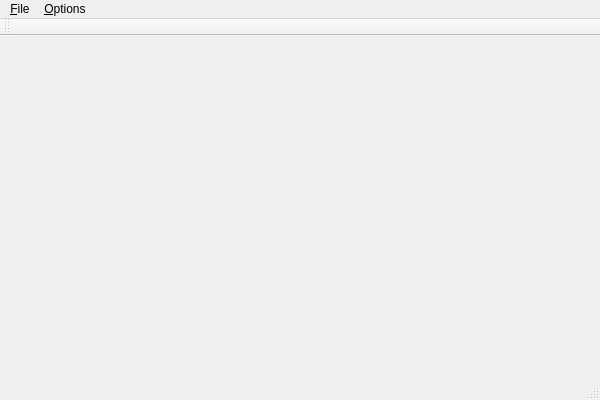
martin-kudlicka/vocabulary-master, file mainwindow.ui: the form before one commit.
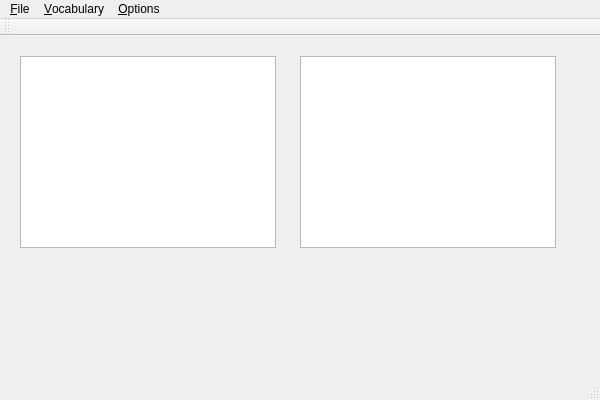
The form after the commit.

Commit message: + set horizontal or vertical layout + open or create new vocabulary + settings for always on top, remember last position and words frequency options

```diff
--- a/mainwindow.ui
+++ b/mainwindow.ui
@@ -13,7 +13,28 @@
   <property name="windowTitle">
    <string>Vocabulary Master</string>
   </property>
-  <widget class="QWidget" name="centralWidget"/>
+  <widget class="QWidget" name="qwCentral">
+   <widget class="QTextBrowser" name="qtbWindow1">
+    <property name="geometry">
+     <rect>
+      <x>20</x>
+      <y>20</y>
+      <width>256</width>
+      <height>192</height>
+     </rect>
+    </property>
+   </widget>
+   <widget class="QTextBrowser" name="qtbWindow2">
+    <property name="geometry">
+     <rect>
+      <x>300</x>
+      <y>20</y>
+      <width>256</width>
+      <height>192</height>
+     </rect>
+    </property>
+   </widget>
+  </widget>
   <widget class="QMenuBar" name="menuBar">
    <property name="geometry">
     <rect>
@@ -33,9 +54,16 @@
     <property name="title">
      <string>&amp;Options</string>
     </property>
-    <addaction name="ActionSettings"/>
+    <addaction name="qaSettings"/>
+   </widget>
+   <widget class="QMenu" name="qmVocabulary">
+    <property name="title">
+     <string>&amp;Vocabulary</string>
+    </property>
+    <addaction name="qaManage"/>
    </widget>
    <addaction name="menu_File"/>
+   <addaction name="qmVocabulary"/>
    <addaction name="menu_Options"/>
   </widget>
   <widget class="QToolBar" name="mainToolBar">
```
Left out of the diff: 32 changed lines with no effect on the pictures. The commit also changes 13 other files.
